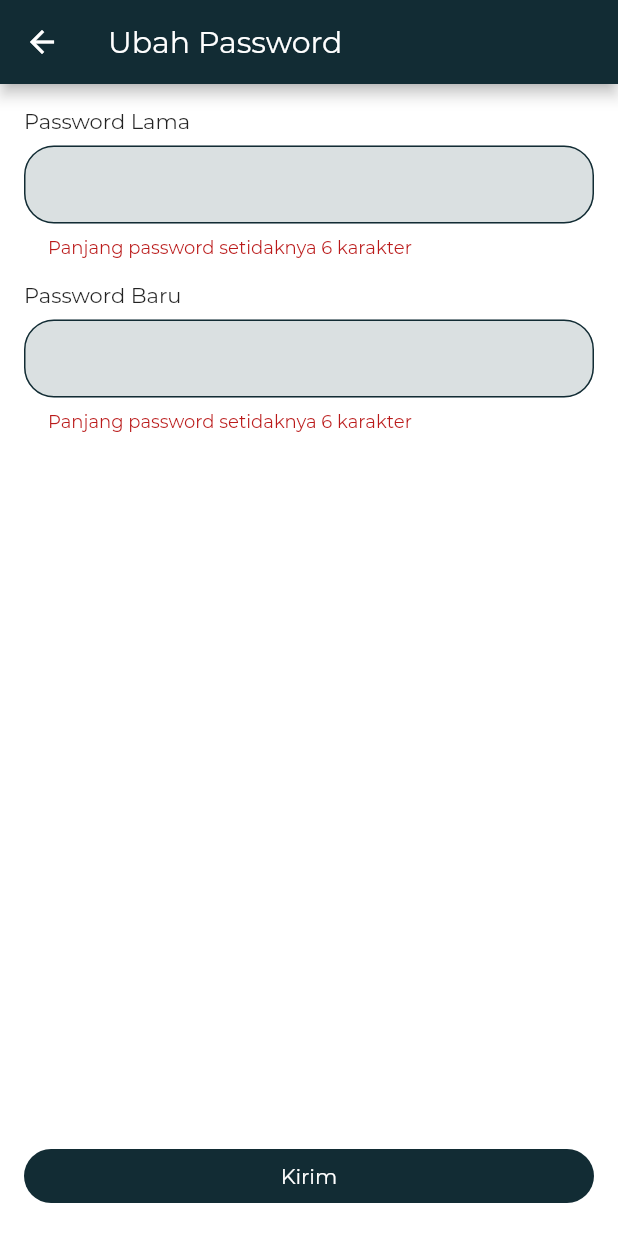
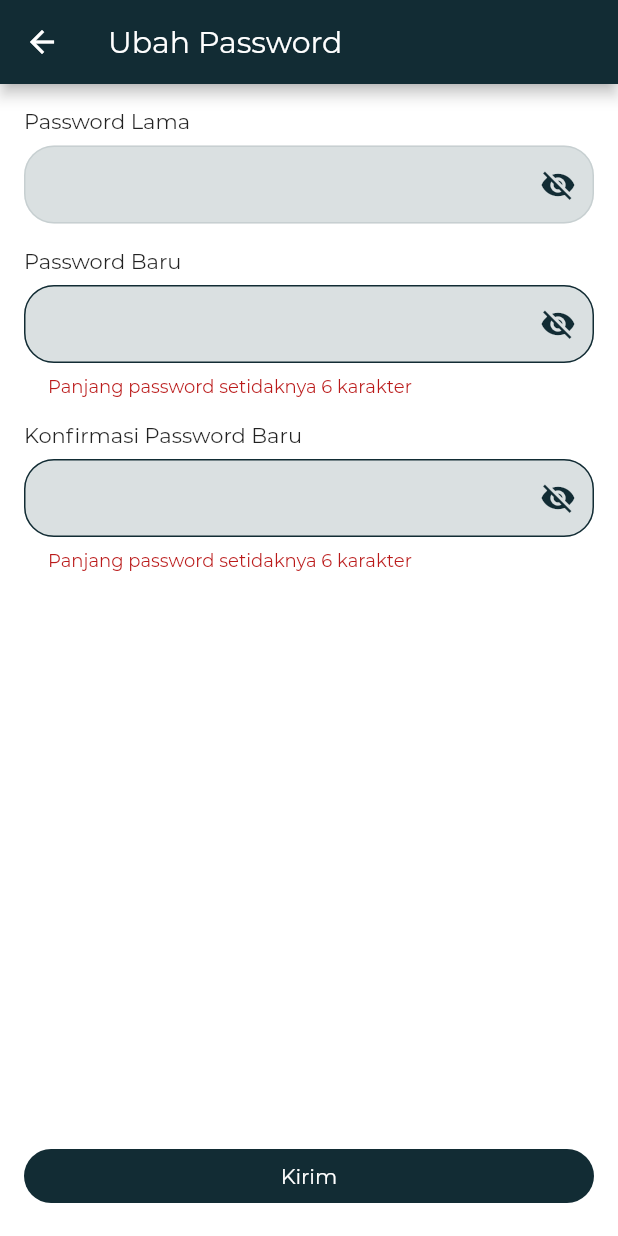
Before and after one commit to LevIan14/fluence_for_influencer, a Flutter app: the ChangePasswordPage screen opened directly, after a tap on "Kirim", on a phone screen of 412 x 824 dp. Run offline on Flutter 3.47's test engine with Material 2 defaults, Android fonts, the phone set to English and light mode, and no system bars; our stand-ins replace cloud_firestore, equatable, firebase_auth, firebase_core, firebase_storage, flutter_bloc and 6 more; missing offline and left inert: firebase_app_check, flutter_facebook_auth; accounts and stored records are empty.

Commit message:
add icon visibility password, error message on login,

```diff
--- a/lib/auth/pages/change_password_page.dart
+++ b/lib/auth/pages/change_password_page.dart
@@ -15,10 +15,16 @@ class ChangePasswordPage extends StatefulWidget {
 class _ChangePasswordPageState extends State<ChangePasswordPage> {
   late final AuthBloc authBloc;
   final AuthRepository authRepository = AuthRepository();
+  final _formKey = GlobalKey<FormState>();
+
   final TextEditingController _oldPasswordController = TextEditingController();
   final TextEditingController _newPasswordController = TextEditingController();
+  final TextEditingController _confirmNewPasswordController =
+      TextEditingController();
 
-  final _formKey = GlobalKey<FormState>();
+  bool _oldPasswordInvisible = true;
+  bool _newPasswordInvisible = true;
+  bool _confirmNewPasswordInvisible = true;
 
   @override
   void initState() {
@@ -64,12 +70,22 @@ class _ChangePasswordPageState extends State<ChangePasswordPage> {
                       TextFormField(
                         controller: _oldPasswordController,
                         autovalidateMode: AutovalidateMode.onUserInteraction,
-                        validator: (value) => value!.length < 6
-                            ? "Panjang password setidaknya 6 karakter"
-                            : null,
-                        decoration: textInputDecoration,
+                        decoration: textInputDecoration.copyWith(
+                            suffixIcon: IconButton(
+                                onPressed: () {
+                                  setState(() {
+                                    _oldPasswordInvisible =
+                                        !_oldPasswordInvisible;
+                                  });
+                                },
+                                icon: Icon(
+                                  _oldPasswordInvisible
+                                      ? Icons.visibility_off
+                                      : Icons.visibility,
+                                  color: Constants.primaryColor,
+                                ))),
+                        obscureText: _oldPasswordInvisible,
                         keyboardType: TextInputType.emailAddress,
-                        obscureText: true,
                       ),
                       const SizedBox(height: 16),
                       const Text('Password Baru'),
@@ -77,12 +93,64 @@ class _ChangePasswordPageState extends State<ChangePasswordPage> {
                       TextFormField(
                         controller: _newPasswordController,
                         autovalidateMode: AutovalidateMode.onUserInteraction,
-                        validator: (value) => value!.length < 6
-                            ? "Panjang password setidaknya 6 karakter"
-                            : null,
-                        decoration: textInputDecoration,
+                        validator: (value) {
+                          if (value!.length < 6) {
+                            return "Panjang password setidaknya 6 karakter";
+                          } else if (value !=
+                              _confirmNewPasswordController.text) {
+                            return "Password tidak sama";
+                          } else {
+                            return null;
+                          }
+                        },
+                        decoration: textInputDecoration.copyWith(
+                            suffixIcon: IconButton(
+                                onPressed: () {
+                                  setState(() {
+                                    _newPasswordInvisible =
+                                        !_newPasswordInvisible;
+                                  });
+                                },
+                                icon: Icon(
+                                  _newPasswordInvisible
+                                      ? Icons.visibility_off
+                                      : Icons.visibility,
+                                  color: Constants.primaryColor,
+                                ))),
+                        obscureText: _newPasswordInvisible,
                         keyboardType: TextInputType.emailAddress,
-                        obscureText: true,
+                      ),
+                      const SizedBox(height: 16),
+                      const Text('Konfirmasi Password Baru'),
+                      const SizedBox(height: 8),
+                      TextFormField(
+                        controller: _newPasswordController,
+                        autovalidateMode: AutovalidateMode.onUserInteraction,
+                        validator: (value) {
+                          if (value!.length < 6) {
+                            return "Panjang password setidaknya 6 karakter";
+                          } else if (value != _newPasswordController.text) {
+                            return "Password tidak sama";
+                          } else {
+                            return null;
+                          }
+                        },
+                        decoration: textInputDecoration.copyWith(
+                            suffixIcon: IconButton(
+                                onPressed: () {
+                                  setState(() {
+                                    _confirmNewPasswordInvisible =
+                                        !_confirmNewPasswordInvisible;
+                                  });
+                                },
+                                icon: Icon(
+                                  _confirmNewPasswordInvisible
+                                      ? Icons.visibility_off
+                                      : Icons.visibility,
+                                  color: Constants.primaryColor,
+                                ))),
+                        obscureText: _confirmNewPasswordInvisible,
+                        keyboardType: TextInputType.emailAddress,
                       )
                     ],
                   ),
--- a/lib/influencer/pages/edit_profile_page.dart
+++ b/lib/influencer/pages/edit_profile_page.dart
@@ -776,9 +776,8 @@ class _EditProfilePageState extends State<EditProfilePage> {
 
     serviceEnabled = await Geolocator.isLocationServiceEnabled();
     if (!serviceEnabled) {
-      ScaffoldMessenger.of(context).showSnackBar(const SnackBar(
-          content: Text(
-              'Location services are disabled. Please enable the services')));
+      SnackBarWidget.failed(
+          context, 'Akses lokasi dinonaktifkan. Harap aktifkan akses');
       return false;
     }
 
```
Also changed, not shown: lib/auth/pages/login_page.dart (+16 -2 lines), lib/auth/pages/register_account_type_page.dart (+6 -8 lines), lib/negotiation/pages/negotiation_detail_page.dart (+20 -1 lines), pubspec.lock, 2 other files.
